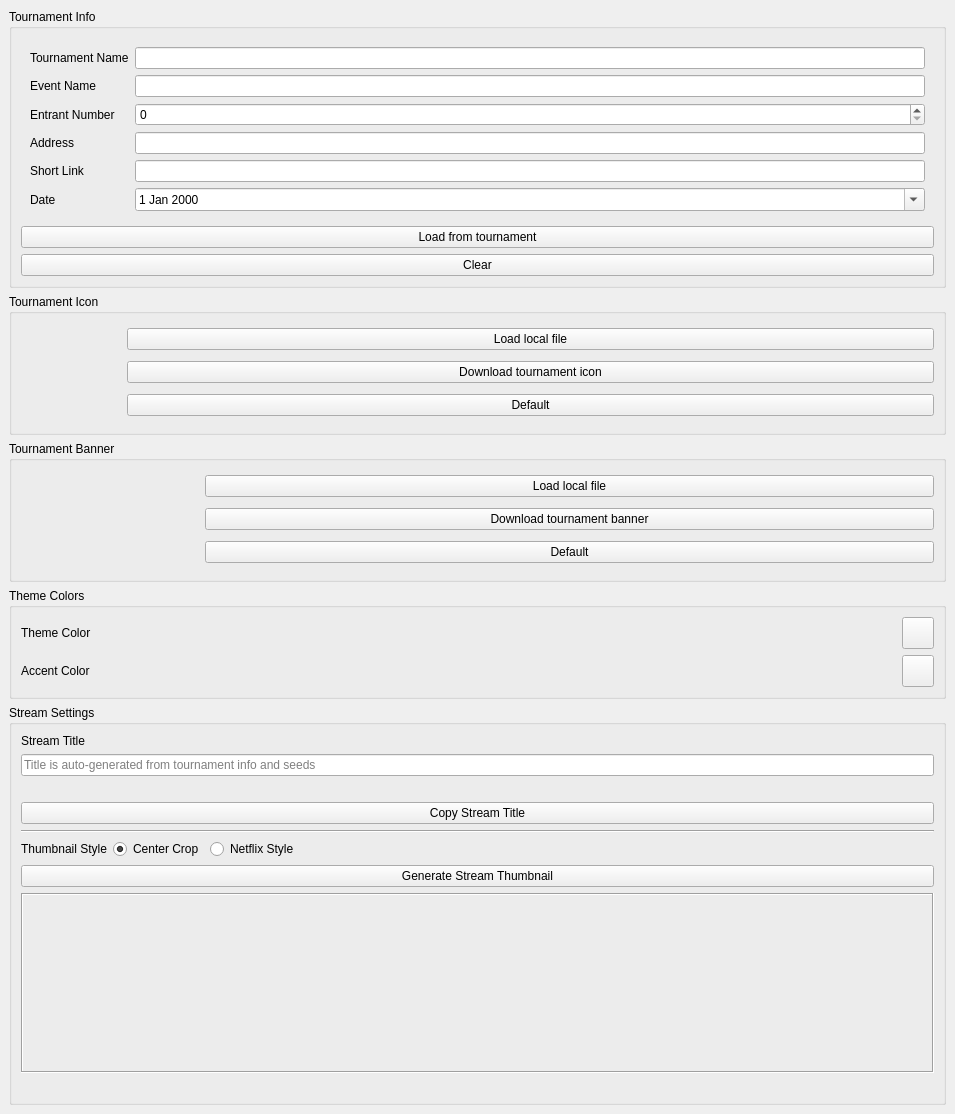
Old version of the form src/layout/AutonaTournamentInfo.ui in the repository yuya-tagu/Autona.
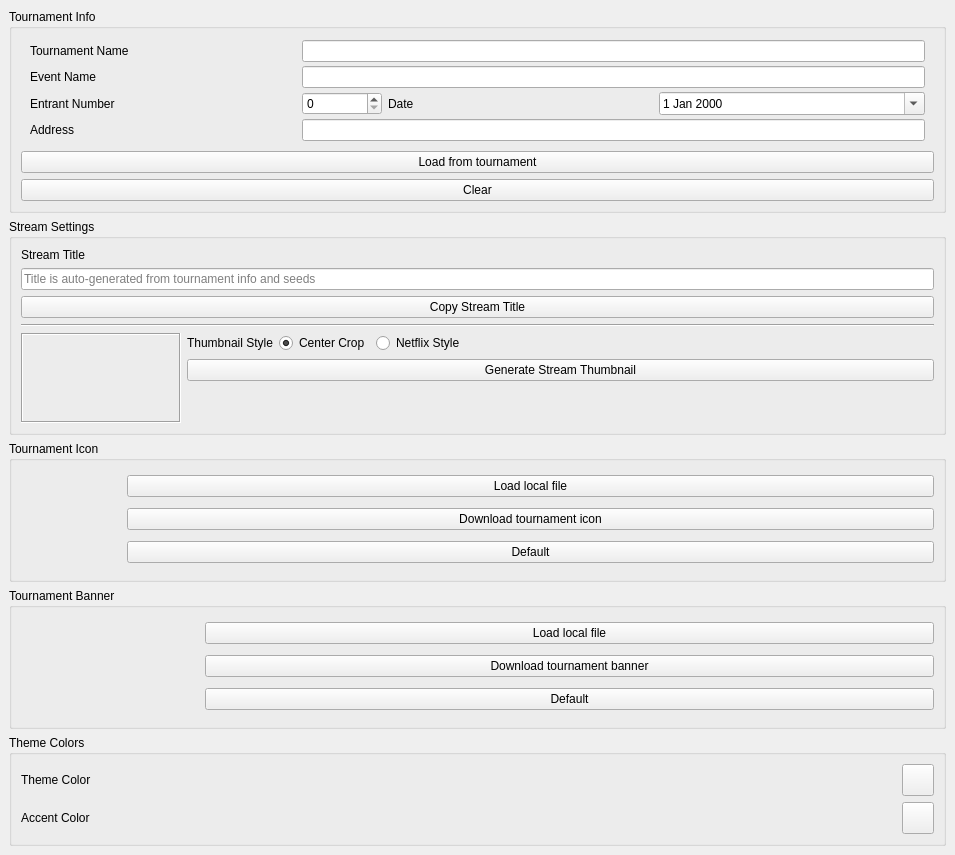
New version of the form.

Commit message: パフォーマンス改善 + EVENT タブ刷新 + SIGSEGV 修正

What changed in the file:
```diff
--- a/src/layout/AutonaTournamentInfo.ui
+++ b/src/layout/AutonaTournamentInfo.ui
@@ -39,13 +39,16 @@
           <number>9</number>
          </property>
          <property name="topMargin">
-          <number>9</number>
+          <number>2</number>
          </property>
          <property name="rightMargin">
           <number>9</number>
          </property>
          <property name="bottomMargin">
-          <number>9</number>
+          <number>4</number>
+         </property>
+         <property name="verticalSpacing">
+          <number>4</number>
          </property>
          <item row="0" column="0">
           <widget class="QLabel" name="label">
@@ -54,19 +57,9 @@
            </property>
           </widget>
          </item>
-         <item row="3" column="0">
-          <widget class="QLabel" name="label_4">
-           <property name="text">
-            <string>Address</string>
-           </property>
-          </widget>
-         </item>
-         <item row="0" column="1">
+         <item row="0" column="1" colspan="3">
           <widget class="QLineEdit" name="tournamentName"/>
          </item>
-         <item row="3" column="1">
-          <widget class="QLineEdit" name="address"/>
-         </item>
          <item row="1" column="0">
           <widget class="QLabel" name="label_2">
            <property name="text">
@@ -74,6 +67,9 @@
            </property>
           </widget>
          </item>
+         <item row="1" column="1" colspan="3">
+          <widget class="QLineEdit" name="eventName"/>
+         </item>
          <item row="2" column="0">
           <widget class="QLabel" name="label_3">
            <property name="text">
@@ -81,27 +77,27 @@
            </property>
           </widget>
          </item>
-         <item row="1" column="1">
-          <widget class="QLineEdit" name="eventName"/>
-         </item>
          <item row="2" column="1">
           <widget class="QSpinBox" name="numEntrants">
            <property name="maximum">
             <number>9999</number>
            </property>
+           <property name="maximumSize">
+            <size>
+             <width>80</width>
+             <height>16777215</height>
+            </size>
+           </property>
           </widget>
          </item>
-         <item row="4" column="1">
-          <widget class="QLineEdit" name="shortLink"/>
-         </item>
-         <item row="4" column="0">
-          <widget class="QLabel" name="label_5">
+         <item row="2" column="2">
+          <widget class="QLabel" name="label_date">
            <property name="text">
-            <string>Short Link</string>
+            <string>Date</string>
            </property>
           </widget>
          </item>
-         <item row="5" column="1">
+         <item row="2" column="3">
           <widget class="QDateEdit" name="startAt">
            <property name="minimumDateTime">
             <datetime>
@@ -116,15 +112,24 @@
            <property name="calendarPopup">
             <bool>true</bool>
            </property>
+           <property name="minimumSize">
+            <size>
+             <width>160</width>
+             <height>0</height>
+            </size>
+           </property>
           </widget>
          </item>
-         <item row="5" column="0">
-          <widget class="QLabel" name="label_5">
+         <item row="3" column="0">
+          <widget class="QLabel" name="label_4">
            <property name="text">
-            <string>Date</string>
+            <string>Address</string>
            </property>
           </widget>
          </item>
+         <item row="3" column="1" colspan="3">
+          <widget class="QLineEdit" name="address"/>
+         </item>
         </layout>
        </item>
        <item>
@@ -144,6 +149,146 @@
       </layout>
      </widget>
     </item>
+    <item>
+     <widget class="QGroupBox" name="groupBoxStream">
+      <property name="title">
+       <string>Stream Settings</string>
+      </property>
+      <layout class="QVBoxLayout" name="verticalLayoutStream">
+       <item>
+        <widget class="QLabel" name="labelStreamTitle">
+         <property name="text">
+          <string>Stream Title</string>
+         </property>
+        </widget>
+       </item>
+       <item>
+        <widget class="QLineEdit" name="streamTitleEdit">
+         <property name="placeholderText">
+          <string>Title is auto-generated from tournament info and seeds</string>
+         </property>
+        </widget>
+       </item>
+       <item>
+        <widget class="QPushButton" name="btCopyStreamTitle">
+         <property name="text">
+          <string>Copy Stream Title</string>
+         </property>
+        </widget>
+       </item>
+       <item>
+        <widget class="Line" name="streamSectionDivider">
+         <property name="orientation">
+          <enum>Qt::Horizontal</enum>
+         </property>
+        </widget>
+       </item>
+       <item>
+        <layout class="QHBoxLayout" name="horizontalLayoutStreamThumb">
+         <item>
+          <widget class="QLabel" name="streamThumbPreview">
+           <property name="sizePolicy">
+            <sizepolicy hsizetype="Maximum" vsizetype="Maximum">
+             <horstretch>0</horstretch>
+             <verstretch>0</verstretch>
+            </sizepolicy>
+           </property>
+           <property name="minimumSize">
+            <size>
+             <width>160</width>
+             <height>90</height>
+            </size>
+           </property>
+           <property name="maximumSize">
+            <size>
+             <width>160</width>
+             <height>90</height>
+            </size>
+           </property>
+           <property name="frameShape">
+            <enum>QFrame::Box</enum>
+           </property>
+           <property name="frameShadow">
+            <enum>QFrame::Sunken</enum>
+           </property>
+           <property name="text">
+            <string/>
+           </property>
+           <property name="alignment">
+            <set>Qt::AlignCenter</set>
+           </property>
+          </widget>
+         </item>
+         <item>
+          <layout class="QVBoxLayout" name="verticalLayoutStreamThumb">
+           <item>
+            <layout class="QHBoxLayout" name="horizontalLayoutStreamStyle">
+             <item>
+              <widget class="QLabel" name="labelStreamThumbStyle">
+               <property name="text">
+                <string>Thumbnail Style</string>
+               </property>
+              </widget>
+             </item>
+             <item>
+              <widget class="QRadioButton" name="rbStreamThumbCenter">
+               <property name="text">
+                <string>Center Crop</string>
+               </property>
+               <property name="checked">
+                <bool>true</bool>
+               </property>
+              </widget>
+             </item>
+             <item>
+              <widget class="QRadioButton" name="rbStreamThumbNetflix">
+               <property name="text">
+                <string>Netflix Style</string>
+               </property>
+              </widget>
+             </item>
+             <item>
+              <spacer name="horizontalSpacerStreamStyle">
+               <property name="orientation">
+                <enum>Qt::Horizontal</enum>
+               </property>
+               <property name="sizeHint" stdset="0">
+                <size>
+                 <width>40</width>
+                 <height>20</height>
+                </size>
+               </property>
+              </spacer>
+             </item>
+            </layout>
+           </item>
+           <item>
+            <widget class="QPushButton" name="btGenerateStreamThumbnail">
+             <property name="text">
+              <string>Generate Stream Thumbnail</string>
+             </property>
+            </widget>
+           </item>
+           <item>
+            <widget class="QLabel" name="streamThumbPath">
+             <property name="text">
+              <string/>
+             </property>
+             <property name="wordWrap">
+              <bool>true</bool>
+             </property>
+             <property name="textInteractionFlags">
+              <set>Qt::TextSelectableByMouse</set>
+             </property>
+            </widget>
+           </item>
+          </layout>
+         </item>
+        </layout>
+       </item>
+      </layout>
+     </widget>
+    </item>
     <item>
      <widget class="QGroupBox" name="groupBox">
       <property name="title">
@@ -305,136 +450,6 @@
       </layout>
      </widget>
     </item>
-    <item>
-     <widget class="QGroupBox" name="groupBoxStream">
-      <property name="title">
-       <string>Stream Settings</string>
-      </property>
-      <layout class="QVBoxLayout" name="verticalLayoutStream">
-       <item>
-        <widget class="QLabel" name="labelStreamTitle">
-         <property name="text">
-          <string>Stream Title</string>
-         </property>
-        </widget>
-       </item>
-       <item>
-        <widget class="QLineEdit" name="streamTitleEdit">
-         <property name="placeholderText">
-          <string>Title is auto-generated from tournament info and seeds</string>
-         </property>
-        </widget>
-       </item>
-       <item>
-        <widget class="QLabel" name="streamTitleStatus">
-         <property name="text">
-          <string/>
-         </property>
-         <property name="wordWrap">
-          <bool>true</bool>
-         </property>
-        </widget>
-       </item>
-       <item>
-        <widget class="QPushButton" name="btCopyStreamTitle">
-         <property name="text">
-          <string>Copy Stream Title</string>
-         </property>
-        </widget>
-       </item>
-       <item>
-        <widget class="Line" name="streamSectionDivider">
-         <property name="orientation">
-          <enum>Qt::Horizontal</enum>
-         </property>
-        </widget>
-       </item>
-       <item>
-        <layout class="QHBoxLayout" name="horizontalLayoutStreamStyle">
-         <item>
-          <widget class="QLabel" name="labelStreamThumbStyle">
-           <property name="text">
-            <string>Thumbnail Style</string>
-           </property>
-          </widget>
-         </item>
-         <item>
-          <widget class="QRadioButton" name="rbStreamThumbCenter">
-           <property name="text">
-            <string>Center Crop</string>
-           </property>
-           <property name="checked">
-            <bool>true</bool>
-           </property>
-          </widget>
-         </item>
-         <item>
-          <widget class="QRadioButton" name="rbStreamThumbNetflix">
-           <property name="text">
-            <string>Netflix Style</string>
-           </property>
-          </widget>
-         </item>
-         <item>
-          <spacer name="horizontalSpacerStreamStyle">
-           <property name="orientation">
-            <enum>Qt::Horizontal</enum>
-           </property>
-           <property name="sizeHint" stdset="0">
-            <size>
-             <width>40</width>
-             <height>20</height>
-            </size>
-           </property>
-          </spacer>
-         </item>
-        </layout>
-       </item>
-       <item>
-        <widget class="QPushButton" name="btGenerateStreamThumbnail">
-         <property name="text">
-          <string>Generate Stream Thumbnail</string>
-         </property>
-        </widget>
-       </item>
-       <item>
-        <widget class="QLabel" name="streamThumbPreview">
-         <property name="minimumSize">
-          <size>
-           <width>320</width>
-           <height>180</height>
-          </size>
-         </property>
-         <property name="frameShape">
-          <enum>QFrame::Box</enum>
-         </property>
-         <property name="frameShadow">
-          <enum>QFrame::Sunken</enum>
-         </property>
-         <property name="text">
-          <string/>
-         </property>
-         <property name="alignment">
-          <set>Qt::AlignCenter</set>
-         </property>
-        </widget>
-       </item>
-       <item>
-        <widget class="QLabel" name="streamThumbPath">
-         <property name="text">
-          <string/>
-         </property>
-         <property name="wordWrap">
-          <bool>true</bool>
-         </property>
-         <property name="textInteractionFlags">
-          <set>Qt::TextSelectableByMouse</set>
-         </property>
-        </widget>
-       </item>
-      </layout>
-     </widget>
-    </item>
     <item>
      <spacer name="verticalSpacer">
       <property name="orientation">
```
The commit also changes 17 other files.
